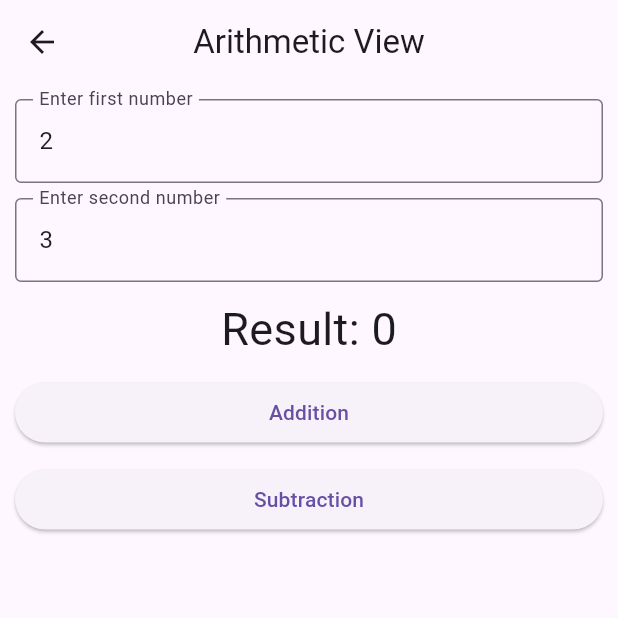
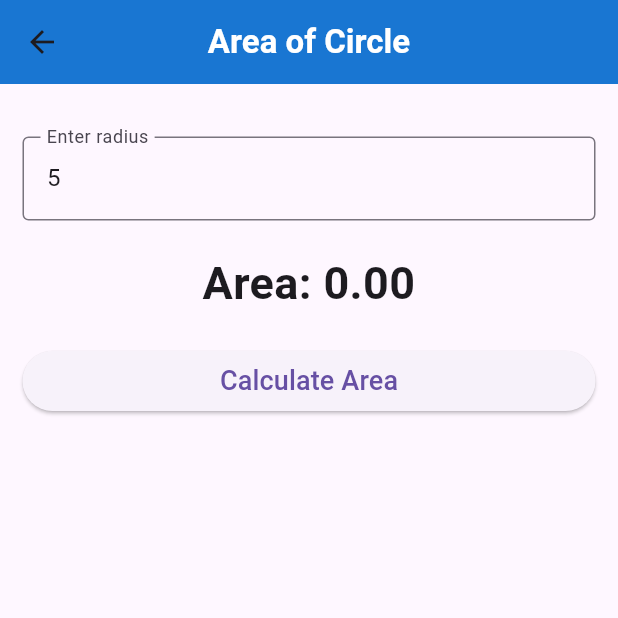
Before and after one commit to Anukul07/mob_dev_first_assignment, a Flutter app: the screen it shows after launch, after a tap on "Area of Circle", on a phone screen of 412 x 824 dp, the top half of it. Run offline on Flutter 3.47's test engine with Material 3 defaults, Android fonts, the phone set to English and light mode, and no system bars.

Commit message:
area of circle update

```diff
--- /dev/null
+++ b/lib/view/area_of_circle_view.dart
@@ -0,0 +1,85 @@
+import 'package:flutter/material.dart';
+import 'dart:math';
+
+class AreaOfCircleView extends StatefulWidget {
+  const AreaOfCircleView({super.key});
+
+  @override
+  State<AreaOfCircleView> createState() => _AreaOfCircleViewState();
+}
+
+class _AreaOfCircleViewState extends State<AreaOfCircleView> {
+  final radiusController = TextEditingController(text: "5");
+  double area = 0;
+
+  final myKey = GlobalKey<FormState>();
+
+  @override
+  Widget build(BuildContext context) {
+    return Scaffold(
+      appBar: AppBar(
+        title: const Text(
+          'Area of Circle',
+          style: TextStyle(
+            fontWeight: FontWeight.bold,
+            color: Colors.white,
+          ),
+        ),
+        centerTitle: true,
+        backgroundColor: Colors.blue[700],
+      ),
+      body: SingleChildScrollView(
+        padding: const EdgeInsets.all(15),
+        child: Form(
+          key: myKey,
+          child: Column(
+            crossAxisAlignment: CrossAxisAlignment.stretch,
+            children: [
+              const SizedBox(height: 20),
+              TextFormField(
+                controller: radiusController,
+                keyboardType: TextInputType.number,
+                decoration: const InputDecoration(
+                  labelText: 'Enter radius',
+                  border: OutlineInputBorder(),
+                ),
+                validator: (value) {
+                  if (value == null || value.isEmpty) {
+                    return 'Please enter radius';
+                  }
+                  final double? radius = double.tryParse(value);
+                  if (radius == null || radius <= 0) {
+                    return 'Please enter a positive number';
+                  }
+                  return null;
+                },
+              ),
+              const SizedBox(height: 20),
+              Text(
+                'Area: ${area.toStringAsFixed(2)}',
+                textAlign: TextAlign.center,
+                style:
+                    const TextStyle(fontSize: 30, fontWeight: FontWeight.bold),
+              ),
+              const SizedBox(height: 20),
+              ElevatedButton(
+                onPressed: () {
+                  if (myKey.currentState!.validate()) {
+                    setState(() {
+                      final double radius = double.parse(radiusController.text);
+                      area = pi * radius * radius;
+                    });
+                  }
+                },
+                child: const Text(
+                  'Calculate Area',
+                  style: TextStyle(fontSize: 18),
+                ),
+              ),
+            ],
+          ),
+        ),
+      ),
+    );
+  }
+}
--- a/lib/view/dashboard_view.dart
+++ b/lib/view/dashboard_view.dart
@@ -1,4 +1,6 @@
+import 'package:first_assignment/view/area_of_circle_view.dart';
 import 'package:first_assignment/view/artihmetic_view.dart';
+import 'package:first_assignment/view/simple_interest_view.dart';
 import 'package:flutter/material.dart';
 
 class DashboardView extends StatelessWidget {
@@ -37,7 +39,7 @@ class DashboardView extends StatelessWidget {
                   Navigator.push(
                     context,
                     MaterialPageRoute(
-                        builder: (context) => const ArithmeticView()),
+                        builder: (context) => const AreaOfCircleView()),
                   );
                 },
                 child: Container(
@@ -73,7 +75,7 @@ class DashboardView extends StatelessWidget {
                   Navigator.push(
                     context,
                     MaterialPageRoute(
-                        builder: (context) => const ArithmeticView()),
+                        builder: (context) => const SimpleInterestView()),
                   );
                 },
                 child: Container(
```
